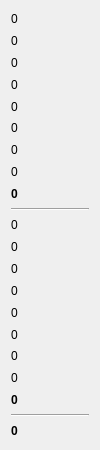
Old version of the form src/QPlayerGridWidget.ui in the repository corentin703/Yams.
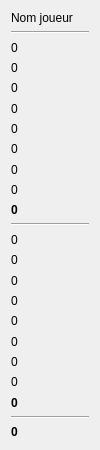
New version of the form.

Commit message: -Fenêtre à propos -Simulation de points pour conseiller le joueur -Fenêtre à propos

```diff
--- a/src/QPlayerGridWidget.ui
+++ b/src/QPlayerGridWidget.ui
@@ -14,6 +14,20 @@
    <string>QPlayerGridWidget</string>
   </property>
   <layout class="QVBoxLayout" name="verticalLayout">
+   <item>
+    <widget class="QLabel" name="lblPlayerName">
+     <property name="text">
+      <string>Nom joueur</string>
+     </property>
+    </widget>
+   </item>
+   <item>
+    <widget class="Line" name="line_3">
+     <property name="orientation">
+      <enum>Qt::Horizontal</enum>
+     </property>
+    </widget>
+   </item>
    <item>
     <widget class="QLabel" name="lbl1">
      <property name="text">
```
The commit also changes 24 other files.
